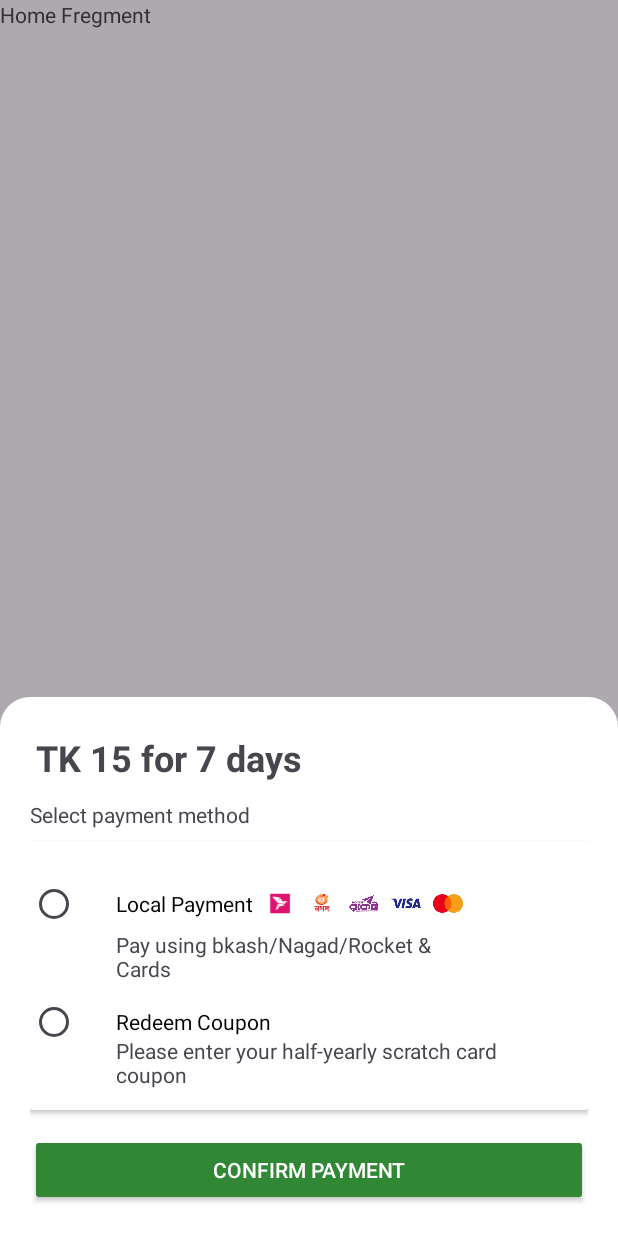
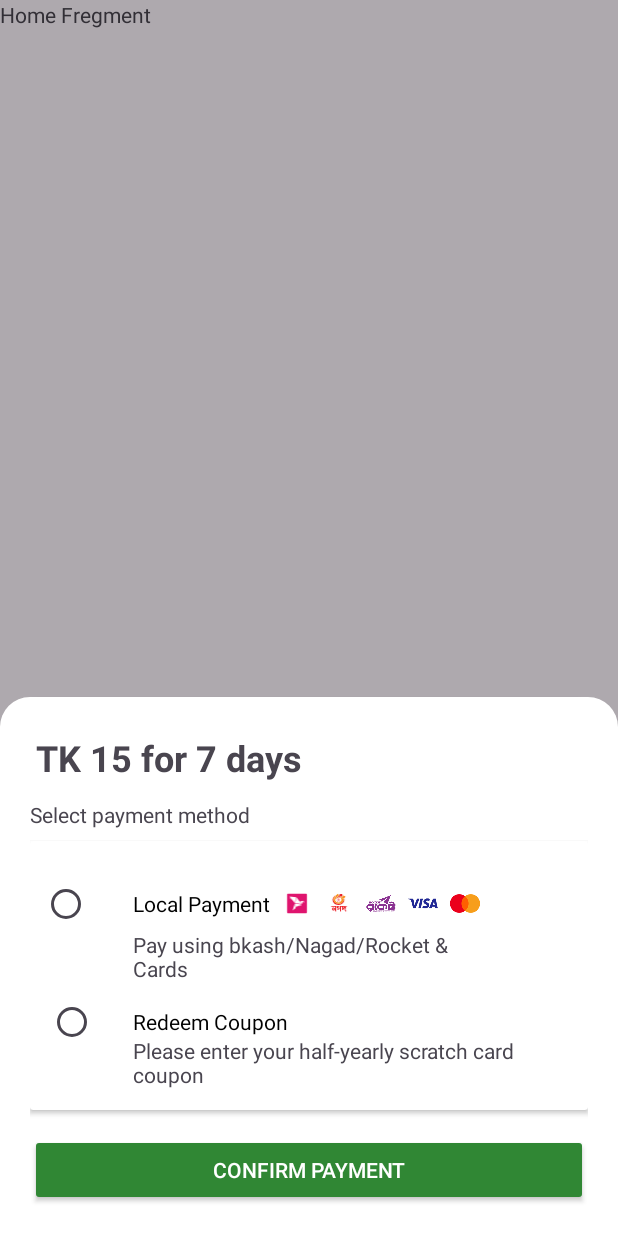
Before and after one commit to Farihazultana/New-RTV-Plus-Android-App, an Android app: the fragment SubscribeBottomFragment placed in its activity, on a phone screen of 412 x 824 dp. Run offline under Robolectric (Android 15) with nearby library versions, the phone set to English and light mode, and no system bars.

Commit message:
code indent

```diff
--- a/app/src/main/res/layout/activity_splash_screen.xml
+++ b/app/src/main/res/layout/activity_splash_screen.xml
@@ -29,7 +29,6 @@
         app:layout_constraintEnd_toEndOf="@+id/imageView"
         app:layout_constraintStart_toStartOf="@+id/imageView"
         app:layout_constraintTop_toBottomOf="@+id/imageView"
-
         app:lottie_autoPlay="true"
         app:lottie_loop="true"
         app:lottie_rawRes="@raw/sp" />
--- a/app/src/main/res/layout/fragment_subscribe_bottom.xml
+++ b/app/src/main/res/layout/fragment_subscribe_bottom.xml
@@ -158,6 +158,7 @@
                     android:id="@+id/radioButton"
                     android:layout_width="wrap_content"
                     android:layout_height="wrap_content"
+                    android:layout_marginStart="8dp"
                     app:layout_constraintBottom_toBottomOf="@+id/tv_LocalPayment"
                     app:layout_constraintStart_toStartOf="parent"
                     app:layout_constraintTop_toTopOf="@+id/tv_LocalPayment" />
@@ -166,6 +167,7 @@
                     android:id="@+id/radioButton2"
                     android:layout_width="wrap_content"
                     android:layout_height="wrap_content"
+                    android:layout_marginStart="8dp"
                     app:layout_constraintBottom_toBottomOf="@+id/tv_PaymentMethod"
                     app:layout_constraintEnd_toEndOf="@+id/radioButton"
                     app:layout_constraintStart_toStartOf="@+id/radioButton"
```
Also changed, not shown: app/src/main/java/com/example/rtv_plus_android_app_revamp/ui/activities/SplashScreenActivity.kt (+9 -9 lines).
